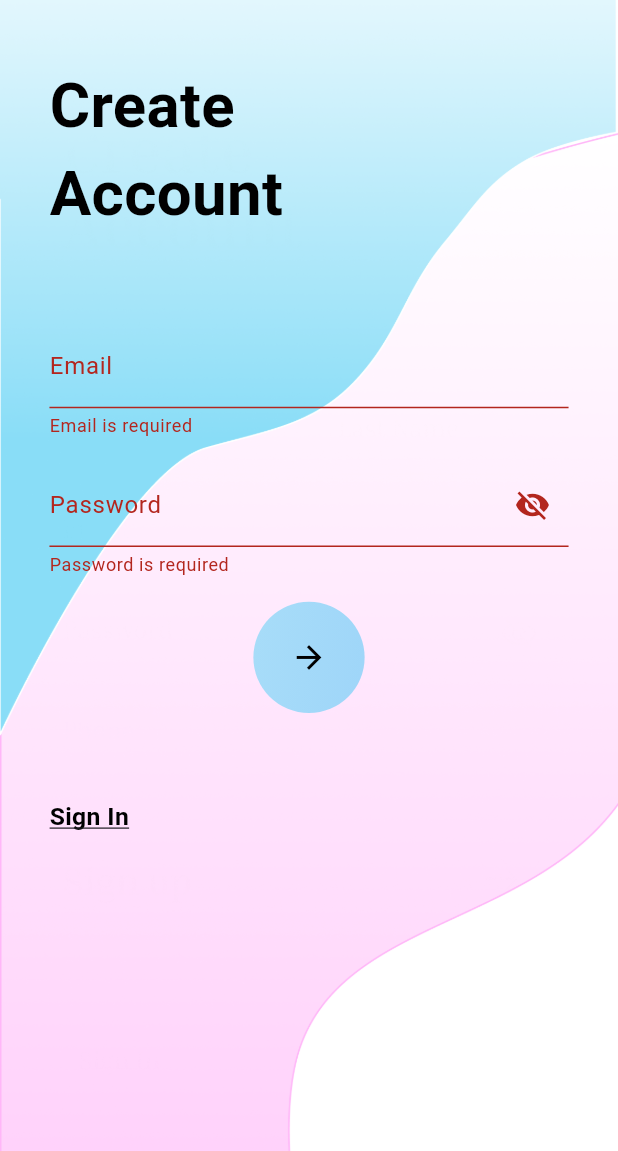
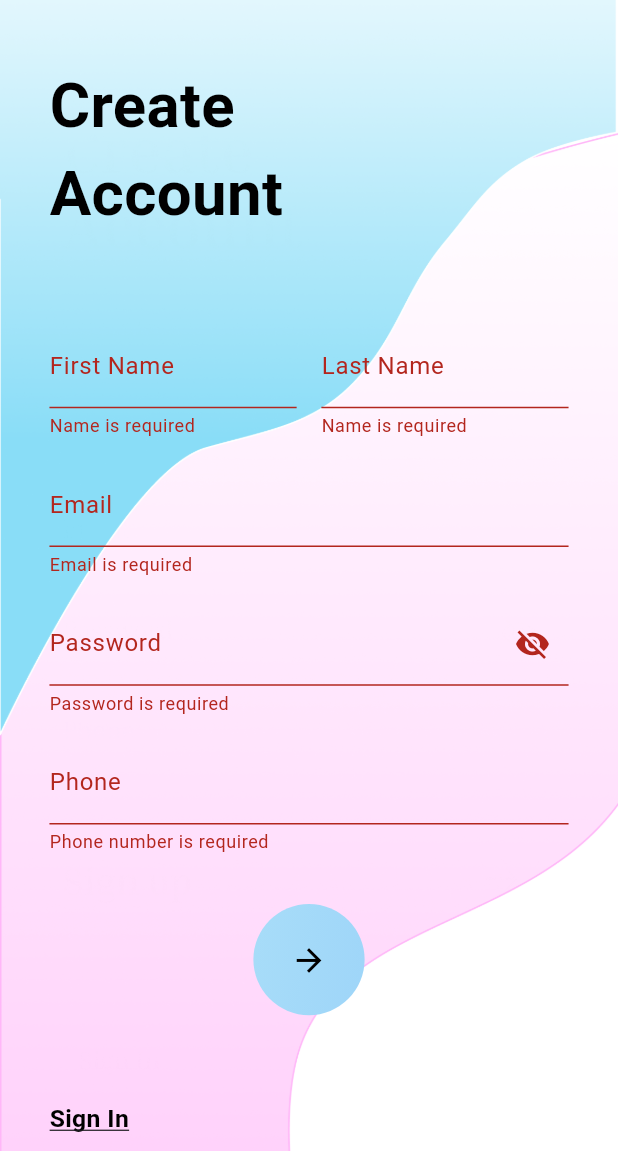
Before and after one commit to CtrlAbdoo/MaternityApp, a Flutter app: the RegisterView screen opened directly, after a tap on the "arrow forward" icon, on a phone screen of 412 x 824 dp, the part 85-1236 px from its top. Run offline on Flutter 3.47's test engine with Material 3 defaults, Android fonts, the phone set to English and light mode, and no system bars; our stand-ins replace cloud_firestore, curved_navigation_bar, firebase_auth, firebase_core, google_fonts; accounts and stored records are empty; Roboto replaces fonts that are missing (Inria Serif).

Commit message:
register_view.dart

```diff
--- a/lib/presentation/register/register_view.dart
+++ b/lib/presentation/register/register_view.dart
@@ -1,9 +1,9 @@
+import 'package:cloud_firestore/cloud_firestore.dart';
 import 'package:firebase_auth/firebase_auth.dart';
 import 'package:flutter/material.dart';
 import 'package:google_fonts/google_fonts.dart';
 import 'package:maternity_app/presentation/Questions/q1.dart';
 import 'package:maternity_app/presentation/login/login_view.dart';
-import 'package:maternity_app/presentation/resources/color_manager.dart';
 import 'package:maternity_app/validation.dart';
 
 class RegisterView extends StatefulWidget {
@@ -27,20 +27,35 @@ class _RegisterViewState extends State<RegisterView> {
   Future<void> _registerUser() async {
     if (_formKey.currentState?.validate() ?? false) {
       try {
-        // تسجيل المستخدم في Firebase
+        // تسجيل المستخدم في Firebase Authentication
         UserCredential userCredential =
             await FirebaseAuth.instance.createUserWithEmailAndPassword(
           email: _emailController.text.trim(),
           password: _passwordController.text.trim(),
         );
 
-        // التحقق من نجاح التسجيل
-        if (userCredential.user != null) {
-          print('User registered successfully: ${userCredential.user!.email}');
+        User? user = userCredential.user;
+
+        if (user != null) {
+          // تخزين بيانات المستخدم في Firestore
+          await FirebaseFirestore.instance
+              .collection('users')
+              .doc(user.uid)
+              .set({
+            'firstName': _firstNameController.text.trim(),
+            'lastName': _lastNameController.text.trim(),
+            'email': _emailController.text.trim(),
+            'phone': _phoneController.text.trim(),
+            'createdAt': FieldValue.serverTimestamp(),
+          });
+
+          // الانتقال إلى صفحة الأسئلة بعد نجاح التسجيل
           Navigator.pushReplacement(
             context,
             MaterialPageRoute(builder: (context) => Q1()),
           );
+
+          print('User registered and data saved successfully!');
         }
       } catch (e) {
         print('Error registering user: $e');
@@ -123,6 +138,30 @@ class _RegisterViewState extends State<RegisterView> {
                       child: Column(
                         crossAxisAlignment: CrossAxisAlignment.stretch,
                         children: [
+                          Row(
+                            children: [
+                              Expanded(
+                                child: TextFormField(
+                                  controller: _firstNameController,
+                                  decoration:
+                                      InputDecoration(labelText: 'First Name'),
+                                  validator: (value) =>
+                                      InputValidator.validateName(value),
+                                ),
+                              ),
+                              SizedBox(width: screenWidth * 0.04),
+                              Expanded(
+                                child: TextFormField(
+                                  controller: _lastNameController,
+                                  decoration:
+                                      InputDecoration(labelText: 'Last Name'),
+                                  validator: (value) =>
+                                      InputValidator.validateName(value),
+                                ),
+                              ),
+                            ],
+                          ),
+                          SizedBox(height: screenHeight * 0.02),
                           TextFormField(
                             controller: _emailController,
                             decoration: InputDecoration(labelText: 'Email'),
@@ -150,6 +189,13 @@ class _RegisterViewState extends State<RegisterView> {
                                 InputValidator.validatePassword(value),
                           ),
                           SizedBox(height: screenHeight * 0.02),
+                          TextFormField(
+                            controller: _phoneController,
+                            decoration: InputDecoration(labelText: 'Phone'),
+                            validator: (value) =>
+                                InputValidator.validatePhoneNumber(value),
+                          ),
+                          SizedBox(height: screenHeight * 0.04),
                           GestureDetector(
                             onTap: _registerUser,
                             child: Container(
```
